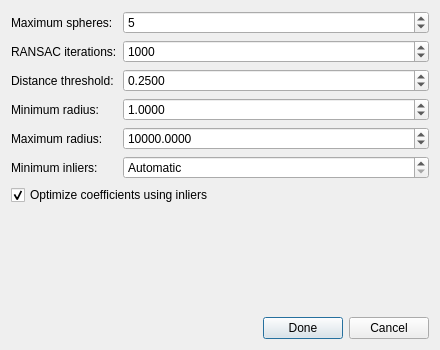
The window that src/ui/pointcloud_editor/SphereFitDialog.ui (JoseLuis-AL/SMCP) describes before a commit, drawn with Qt 5.
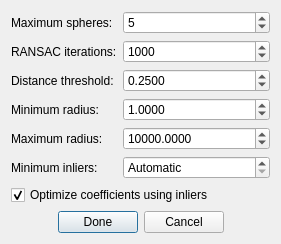
The same window after the commit.

Patch:
```diff
--- a/src/ui/pointcloud_editor/SphereFitDialog.ui
+++ b/src/ui/pointcloud_editor/SphereFitDialog.ui
@@ -6,8 +6,8 @@
    <rect>
     <x>0</x>
     <y>0</y>
-    <width>440</width>
-    <height>350</height>
+    <width>281</width>
+    <height>225</height>
    </rect>
   </property>
   <property name="windowTitle">
@@ -139,6 +139,19 @@
        <property name="text"><string>Cancel</string></property>
       </widget>
      </item>
+     <item>
+      <spacer name="horizontalSpacer">
+       <property name="orientation">
+        <enum>Qt::Horizontal</enum>
+       </property>
+       <property name="sizeHint" stdset="0">
+        <size>
+         <width>40</width>
+         <height>20</height>
+        </size>
+       </property>
+      </spacer>
+     </item>
     </layout>
    </item>
   </layout>
```
Left out of the diff: 154 changed lines with no effect on the pictures.
